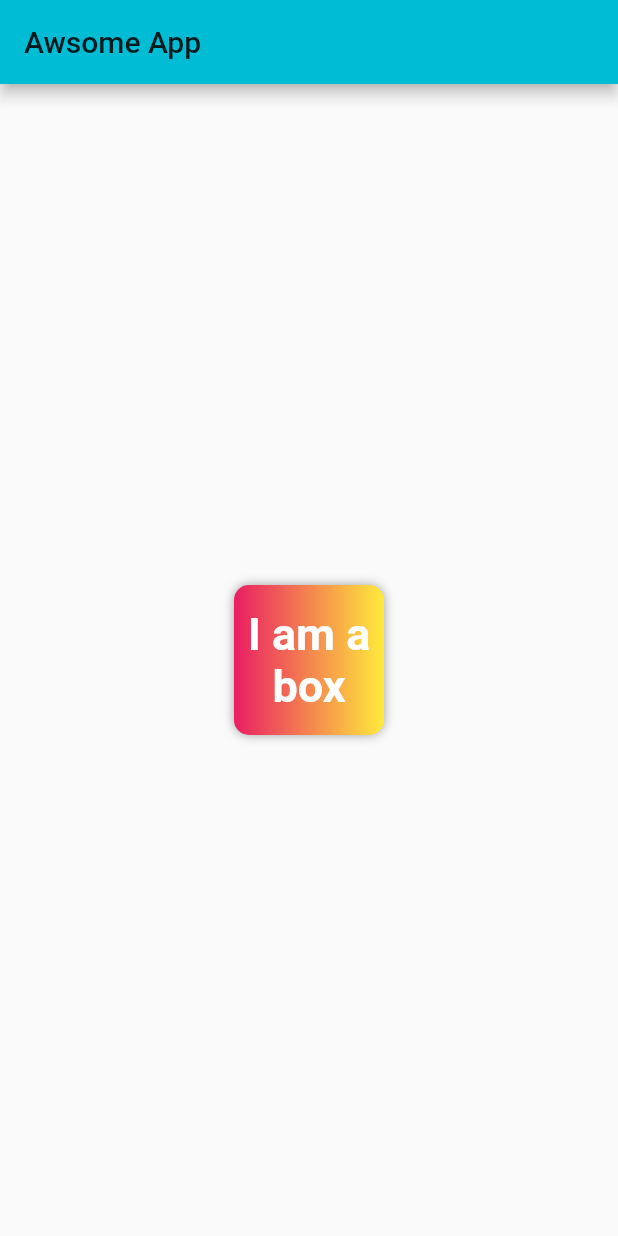
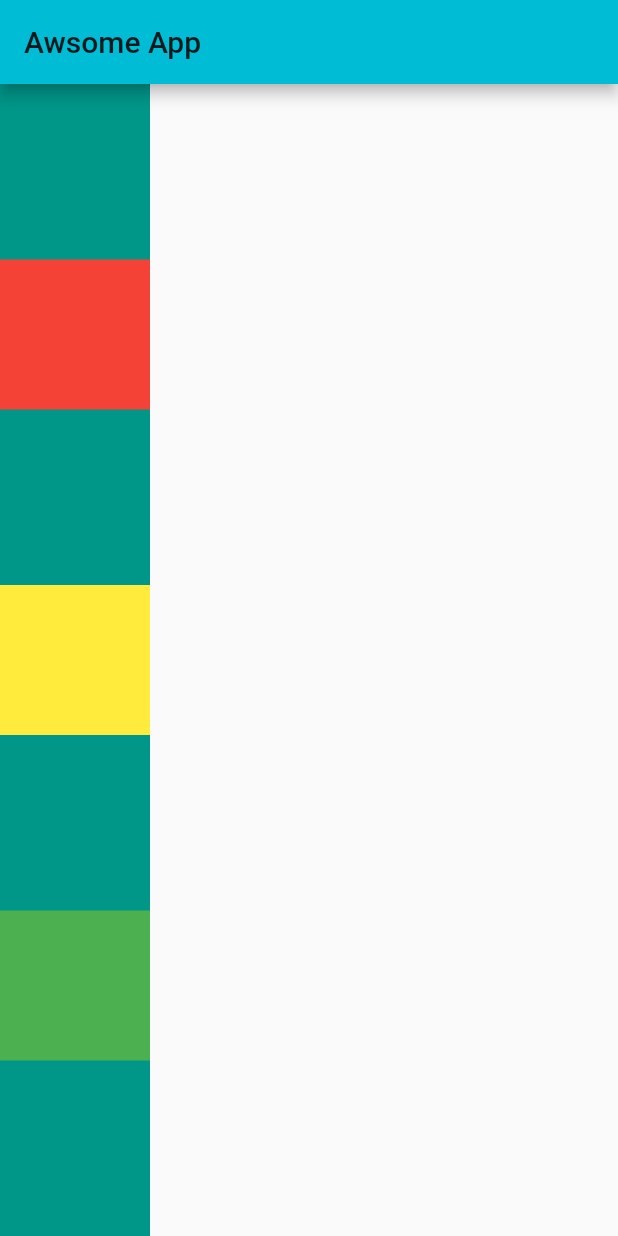
Before and after one commit to kikusourabh/awsome_app, a Flutter app: the screen it shows after launch, on a phone screen of 412 x 824 dp. Run offline on Flutter 3.47's test engine with Material 2 defaults, Android fonts, the phone set to English and light mode, and no system bars.

Commit message:
row and column

```diff
--- a/lib/main.dart
+++ b/lib/main.dart
@@ -16,24 +16,34 @@ class HomePage extends StatelessWidget {
       appBar: AppBar(
         title: Text("Awsome App"),
       ),
-      body: Center(
-        child: Container(
+      body: Container(
+        color: Colors.teal,
+        child: Column(
+          mainAxisAlignment: MainAxisAlignment.spaceEvenly,
+          crossAxisAlignment: CrossAxisAlignment.center,
+          children: [
+            Container(
               padding: const EdgeInsets.all(8),
               width: 100,
               height: 100,
+              color: Colors.red,
               alignment: Alignment.center,
-          decoration: BoxDecoration(
-            color: Colors.red,
-            borderRadius: BorderRadius.circular(10),
-            boxShadow: [BoxShadow(color: Colors.grey, blurRadius: 5)],
-            gradient: LinearGradient(colors: [Colors.pink, Colors.yellow]),
             ),
-          child: Text(
-            'I am a box',
-            textAlign: TextAlign.center,
-            style: TextStyle(
-                fontSize: 30, color: Colors.white, fontWeight: FontWeight.bold),
+            Container(
+              padding: const EdgeInsets.all(8),
+              width: 100,
+              height: 100,
+              color: Colors.yellow,
+              alignment: Alignment.center,
             ),
+            Container(
+              padding: const EdgeInsets.all(8),
+              width: 100,
+              height: 100,
+              color: Colors.green,
+              alignment: Alignment.center,
+            ),
+          ],
         ),
       ),
     );
```
Lines whose indentation alone changed are shown as unchanged.
